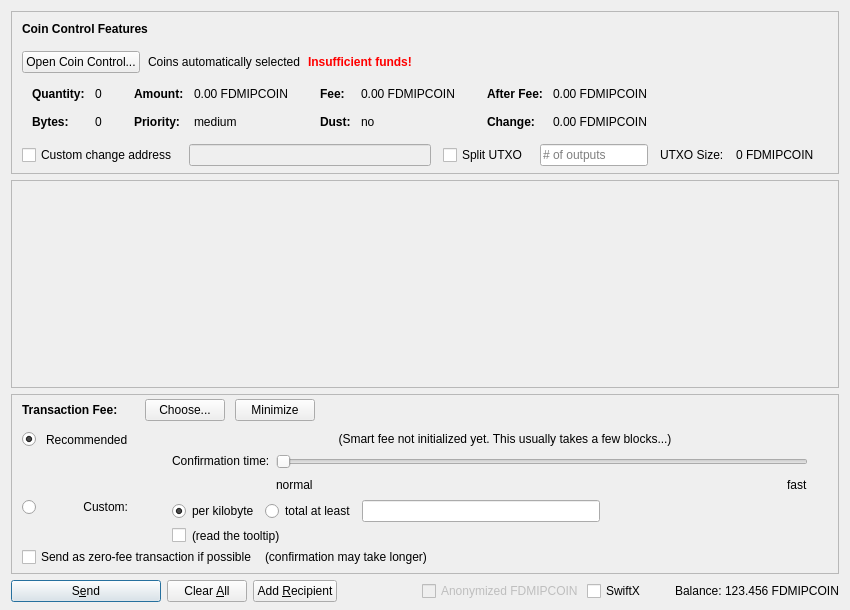
magocoin/fundamental, file src/qt/forms/sendcoinsdialog.ui: the form before one commit.
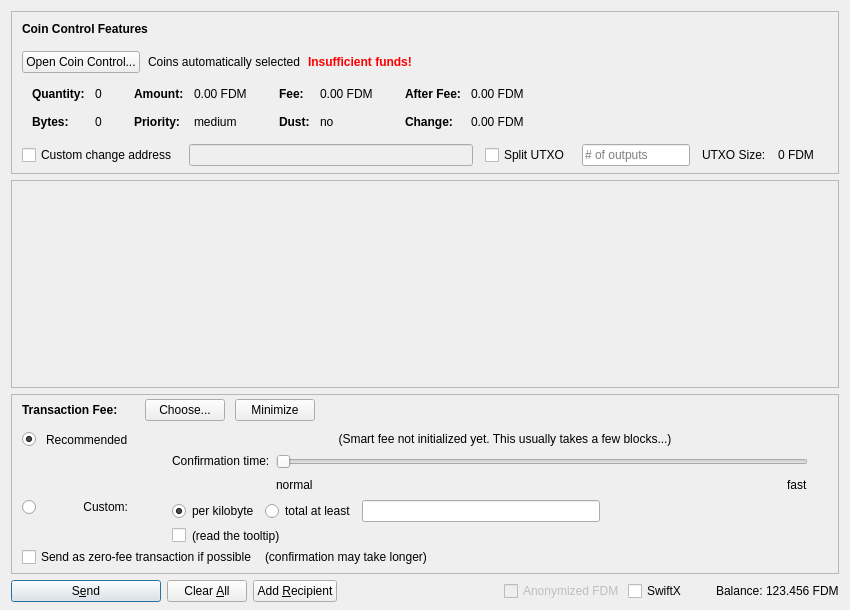
The form after the commit. Icons and pictures are not drawn. Custom widgets are drawn as their Qt base class.

Diff of the .ui file:
```diff
--- a/src/qt/forms/sendcoinsdialog.ui
+++ b/src/qt/forms/sendcoinsdialog.ui
@@ -324,7 +324,7 @@
                   <enum>Qt::ActionsContextMenu</enum>
                  </property>
                  <property name="text">
-                  <string notr="true">0.00 FDMIPCOIN</string>
+                  <string notr="true">0.00 FDM</string>
                  </property>
                  <property name="textInteractionFlags">
                   <set>Qt::LinksAccessibleByMouse|Qt::TextSelectableByKeyboard|Qt::TextSelectableByMouse</set>
@@ -404,7 +404,7 @@
                   <enum>Qt::ActionsContextMenu</enum>
                  </property>
                  <property name="text">
-                  <string notr="true">0.00 FDMIPCOIN</string>
+                  <string notr="true">0.00 FDM</string>
                  </property>
                  <property name="textInteractionFlags">
                   <set>Qt::LinksAccessibleByMouse|Qt::TextSelectableByKeyboard|Qt::TextSelectableByMouse</set>
@@ -484,7 +484,7 @@
                   <enum>Qt::ActionsContextMenu</enum>
                  </property>
                  <property name="text">
-                  <string notr="true">0.00 FDMIPCOIN</string>
+                  <string notr="true">0.00 FDM</string>
                  </property>
                  <property name="textInteractionFlags">
                   <set>Qt::LinksAccessibleByMouse|Qt::TextSelectableByKeyboard|Qt::TextSelectableByMouse</set>
@@ -513,7 +513,7 @@
                   <enum>Qt::ActionsContextMenu</enum>
                  </property>
                  <property name="text">
-                  <string notr="true">0.00 FDMIPCOIN</string>
+                  <string notr="true">0.00 FDM</string>
                  </property>
                  <property name="textInteractionFlags">
                   <set>Qt::LinksAccessibleByMouse|Qt::TextSelectableByKeyboard|Qt::TextSelectableByMouse</set>
@@ -594,7 +594,7 @@
           <item>
            <widget class="QLabel" name="labelBlockSize">
             <property name="text">
-             <string>0 FDMIPCOIN</string>
+             <string>0 FDM</string>
             </property>
            </widget>
           </item>
@@ -1390,7 +1390,7 @@
           <bool>false</bool>
          </property>
          <property name="text">
-          <string>Anonymized FDMIPCOIN</string>
+          <string>Anonymized FDM</string>
          </property>
         </widget>
        </item>
@@ -1429,7 +1429,7 @@
           <cursorShape>IBeamCursor</cursorShape>
          </property>
          <property name="text">
-          <string notr="true">123.456 FDMIPCOIN</string>
+          <string notr="true">123.456 FDM</string>
          </property>
          <property name="textInteractionFlags">
           <set>Qt::LinksAccessibleByMouse|Qt::TextSelectableByKeyboard|Qt::TextSelectableByMouse</set>
```
Left out of the diff: 4 changed lines with no effect on the pictures.
